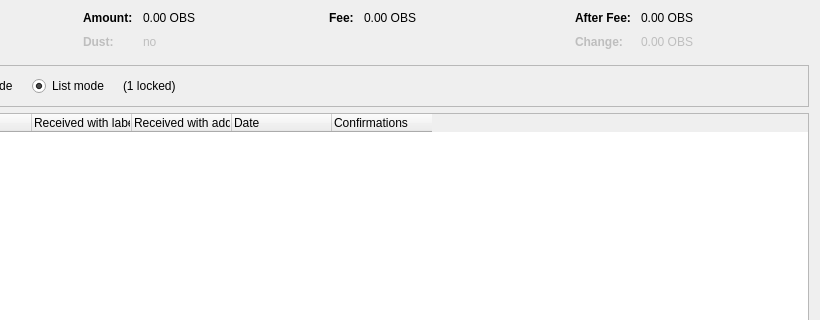
First picture: the form in src/qt/forms/coincontroldialog.ui, repository ObsidianCoreCoin/Obsidiancoin, before the edit; both pictures show x 180 to 1000 and y 0 to 320 of the 1000 by 500 pixel window.
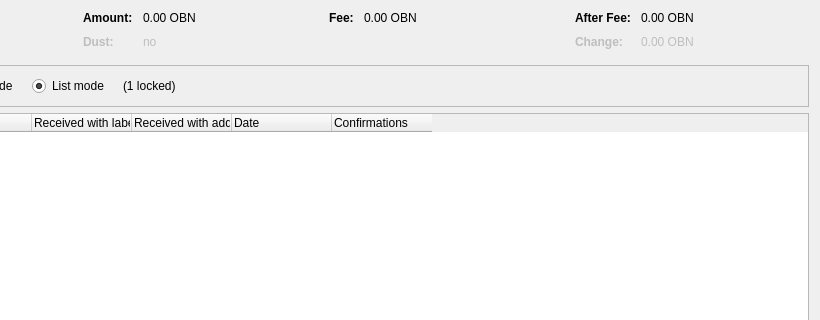
Second picture: the form after the edit. Custom widgets are drawn as their Qt base class.

Patch:
```diff
--- a/src/qt/forms/coincontroldialog.ui
+++ b/src/qt/forms/coincontroldialog.ui
@@ -132,7 +132,7 @@
           <enum>Qt::ActionsContextMenu</enum>
          </property>
          <property name="text">
-          <string notr="true">0.00 OBS</string>
+          <string notr="true">0.00 OBN</string>
          </property>
          <property name="textInteractionFlags">
           <set>Qt::LinksAccessibleByMouse|Qt::TextSelectableByKeyboard|Qt::TextSelectableByMouse</set>
@@ -212,7 +212,7 @@
           <enum>Qt::ActionsContextMenu</enum>
          </property>
          <property name="text">
-          <string notr="true">0.00 OBS</string>
+          <string notr="true">0.00 OBN</string>
          </property>
          <property name="textInteractionFlags">
           <set>Qt::LinksAccessibleByMouse|Qt::TextSelectableByKeyboard|Qt::TextSelectableByMouse</set>
@@ -257,7 +257,7 @@
           <enum>Qt::ActionsContextMenu</enum>
          </property>
          <property name="text">
-          <string notr="true">0.00 OBS</string>
+          <string notr="true">0.00 OBN</string>
          </property>
          <property name="textInteractionFlags">
           <set>Qt::LinksAccessibleByMouse|Qt::TextSelectableByKeyboard|Qt::TextSelectableByMouse</set>
@@ -292,7 +292,7 @@
           <enum>Qt::ActionsContextMenu</enum>
          </property>
          <property name="text">
-          <string notr="true">0.00 OBS</string>
+          <string notr="true">0.00 OBN</string>
          </property>
          <property name="textInteractionFlags">
           <set>Qt::LinksAccessibleByMouse|Qt::TextSelectableByKeyboard|Qt::TextSelectableByMouse</set>
```
